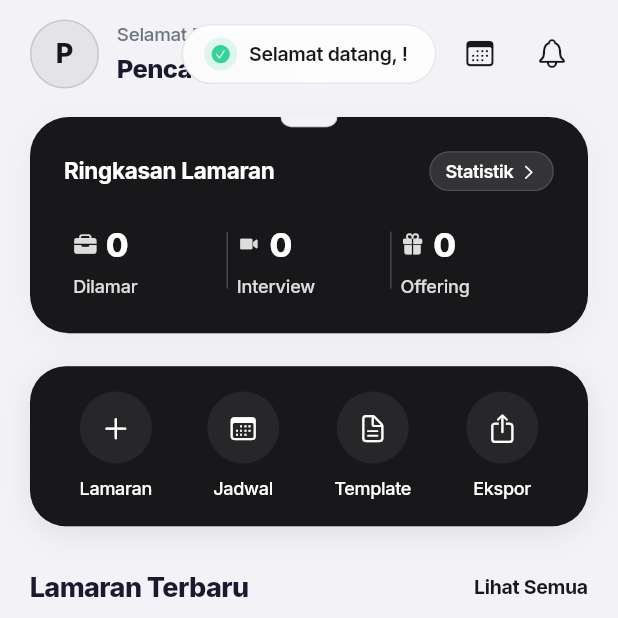
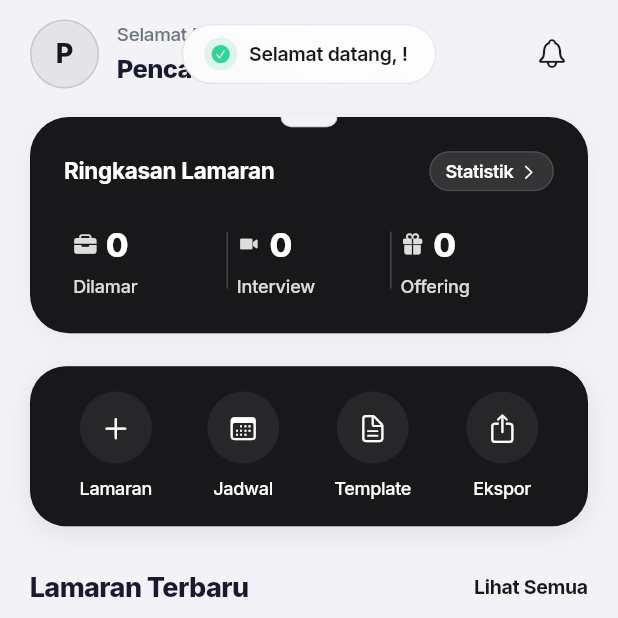
Before and after one commit to MyusiZ3/AppliQ, a Flutter app: the screen it shows after launch, after a tap on "Lewati", after a tap on "Lanjutkan dengan Google", on a phone screen of 412 x 824 dp, the top half of it. Run offline on Flutter 3.47's test engine with Material 3 defaults, Android fonts, the phone set to English and light mode, and no system bars; our stand-ins replace flutter_dotenv, google_fonts, google_sign_in, shared_preferences, supabase_flutter; accounts and stored records are empty; network calls fail.

Commit message:
feat(home): refine header action buttons and truncate display name to 12 chars

```diff
--- a/lib/presentation/screens/home/home_screen.dart
+++ b/lib/presentation/screens/home/home_screen.dart
@@ -687,11 +687,13 @@ class _HomeScreenState extends State<HomeScreen> {
   }
 
   Widget _buildHeader(bool isDark) {
-    final displayName = _userProfile?.fullName.isNotEmpty == true
+    final rawName = _userProfile?.fullName.isNotEmpty == true
         ? _userProfile!.fullName
         : 'Pencari Karir';
+    final displayName =
+        rawName.length > 12 ? '${rawName.substring(0, 12)}...' : rawName;
     final initialLetter =
-        displayName.isNotEmpty ? displayName[0].toUpperCase() : 'U';
+        rawName.isNotEmpty ? rawName[0].toUpperCase() : 'U';
     final greeting = _getDynamicGreeting();
 
     return Row(
@@ -791,14 +793,7 @@ class _HomeScreenState extends State<HomeScreen> {
             ),
           ),
         ),
-        // Action Buttons (Calendar/Schedule & Notification)
-        Row(
-          children: [
-            IconButton(
-              icon: const Icon(CupertinoIcons.calendar, size: 22),
-              color: isDark ? Colors.white : const Color(0xFF18181B),
-              onPressed: () => widget.onNavigateToTab?.call(2),
-            ),
+        // Action Button (Notification only)
         IconButton(
           icon: const Icon(CupertinoIcons.bell, size: 22),
           color: isDark ? Colors.white : const Color(0xFF18181B),
@@ -806,8 +801,6 @@ class _HomeScreenState extends State<HomeScreen> {
             UIHelper.showInfoSnackBar(
                 context, 'Tidak ada pengingat jadwal mendesak hari ini.');
           },
-            ),
-          ],
         ),
       ],
     );
```
Lines whose indentation alone changed are shown as unchanged.
